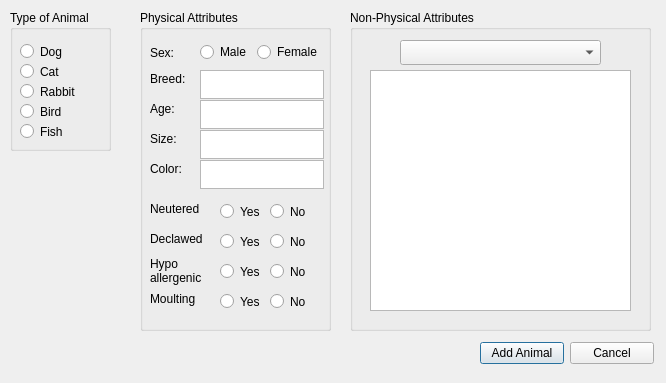
Qt form addnewanimal.ui (ColeMacdonald1709/comp3004) before a commit.
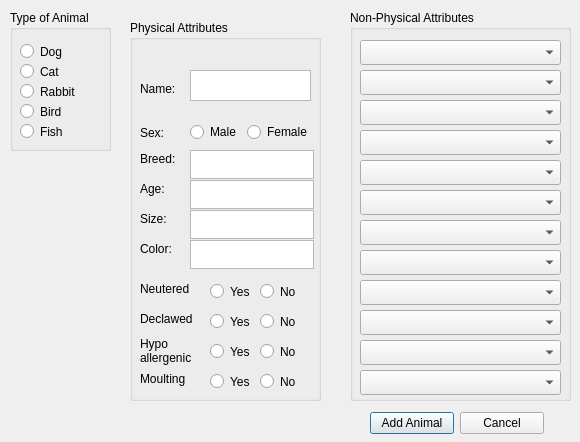
The same form after that commit.

The edit to the form file:
```diff
--- a/addnewanimal.ui
+++ b/addnewanimal.ui
@@ -9,8 +9,8 @@
    <rect>
     <x>0</x>
     <y>0</y>
-    <width>666</width>
-    <height>383</height>
+    <width>580</width>
+    <height>442</height>
    </rect>
   </property>
   <property name="windowTitle">
@@ -99,8 +99,8 @@
     <rect>
      <x>350</x>
      <y>10</y>
-     <width>301</width>
-     <height>321</height>
+     <width>221</width>
+     <height>391</height>
     </rect>
    </property>
    <property name="title">
@@ -109,20 +109,120 @@
    <widget class="QComboBox" name="NPABox">
     <property name="geometry">
      <rect>
-      <x>50</x>
+      <x>10</x>
       <y>30</y>
       <width>201</width>
       <height>25</height>
      </rect>
     </property>
    </widget>
-   <widget class="QListView" name="NPAList">
+   <widget class="QComboBox" name="NPABox_2">
     <property name="geometry">
      <rect>
-      <x>20</x>
+      <x>10</x>
       <y>60</y>
-      <width>261</width>
-      <height>241</height>
+      <width>201</width>
+      <height>25</height>
+     </rect>
+    </property>
+   </widget>
+   <widget class="QComboBox" name="NPABox_3">
+    <property name="geometry">
+     <rect>
+      <x>10</x>
+      <y>90</y>
+      <width>201</width>
+      <height>25</height>
+     </rect>
+    </property>
+   </widget>
+   <widget class="QComboBox" name="NPABox_4">
+    <property name="geometry">
+     <rect>
+      <x>10</x>
+      <y>120</y>
+      <width>201</width>
+      <height>25</height>
+     </rect>
+    </property>
+   </widget>
+   <widget class="QComboBox" name="NPABox_5">
+    <property name="geometry">
+     <rect>
+      <x>10</x>
+      <y>150</y>
+      <width>201</width>
+      <height>25</height>
+     </rect>
+    </property>
+   </widget>
+   <widget class="QComboBox" name="NPABox_6">
+    <property name="geometry">
+     <rect>
+      <x>10</x>
+      <y>180</y>
+      <width>201</width>
+      <height>25</height>
+     </rect>
+    </property>
+   </widget>
+   <widget class="QComboBox" name="NPABox_7">
+    <property name="geometry">
+     <rect>
+      <x>10</x>
+      <y>210</y>
+      <width>201</width>
+      <height>25</height>
+     </rect>
+    </property>
+   </widget>
+   <widget class="QComboBox" name="NPABox_8">
+    <property name="geometry">
+     <rect>
+      <x>10</x>
+      <y>240</y>
+      <width>201</width>
+      <height>25</height>
+     </rect>
+    </property>
+   </widget>
+   <widget class="QComboBox" name="NPABox_9">
+    <property name="geometry">
+     <rect>
+      <x>10</x>
+      <y>270</y>
+      <width>201</width>
+      <height>25</height>
+     </rect>
+    </property>
+   </widget>
+   <widget class="QComboBox" name="NPABox_10">
+    <property name="geometry">
+     <rect>
+      <x>10</x>
+      <y>300</y>
+      <width>201</width>
+      <height>25</height>
+     </rect>
+    </property>
+   </widget>
+   <widget class="QComboBox" name="NPABox_11">
+    <property name="geometry">
+     <rect>
+      <x>10</x>
+      <y>330</y>
+      <width>201</width>
+      <height>25</height>
+     </rect>
+    </property>
+   </widget>
+   <widget class="QComboBox" name="NPABox_12">
+    <property name="geometry">
+     <rect>
+      <x>10</x>
+      <y>360</y>
+      <width>201</width>
+      <height>25</height>
      </rect>
     </property>
    </widget>
@@ -133,10 +233,10 @@
    </property>
    <property name="geometry">
     <rect>
-     <x>140</x>
-     <y>10</y>
+     <x>130</x>
+     <y>20</y>
      <width>191</width>
-     <height>321</height>
+     <height>381</height>
     </rect>
    </property>
    <property name="title">
@@ -149,7 +249,7 @@
     <property name="geometry">
      <rect>
       <x>60</x>
-      <y>90</y>
+      <y>160</y>
       <width>124</width>
       <height>29</height>
      </rect>
@@ -159,7 +259,7 @@
     <property name="geometry">
      <rect>
       <x>60</x>
-      <y>60</y>
+      <y>130</y>
       <width>124</width>
       <height>29</height>
      </rect>
@@ -169,7 +269,7 @@
     <property name="geometry">
      <rect>
       <x>60</x>
-      <y>120</y>
+      <y>190</y>
       <width>124</width>
       <height>29</height>
      </rect>
@@ -179,7 +279,7 @@
     <property name="geometry">
      <rect>
       <x>60</x>
-      <y>150</y>
+      <y>220</y>
       <width>124</width>
       <height>29</height>
      </rect>
@@ -189,7 +289,7 @@
     <property name="geometry">
      <rect>
       <x>10</x>
-      <y>60</y>
+      <y>130</y>
       <width>64</width>
       <height>17</height>
      </rect>
@@ -202,7 +302,7 @@
     <property name="geometry">
      <rect>
       <x>10</x>
-      <y>30</y>
+      <y>100</y>
       <width>172</width>
       <height>25</height>
      </rect>
@@ -235,7 +335,7 @@
     <property name="geometry">
      <rect>
       <x>10</x>
-      <y>90</y>
+      <y>160</y>
       <width>31</width>
       <height>17</height>
      </rect>
@@ -248,7 +348,7 @@
     <property name="geometry">
      <rect>
       <x>10</x>
-      <y>120</y>
+      <y>190</y>
       <width>64</width>
       <height>17</height>
      </rect>
@@ -261,7 +361,7 @@
     <property name="geometry">
      <rect>
       <x>10</x>
-      <y>150</y>
+      <y>220</y>
       <width>64</width>
       <height>17</height>
      </rect>
@@ -274,7 +374,7 @@
     <property name="geometry">
      <rect>
       <x>10</x>
-      <y>190</y>
+      <y>260</y>
       <width>64</width>
       <height>17</height>
      </rect>
@@ -287,7 +387,7 @@
     <property name="geometry">
      <rect>
       <x>10</x>
-      <y>220</y>
+      <y>290</y>
       <width>64</width>
       <height>17</height>
      </rect>
@@ -300,7 +400,7 @@
     <property name="geometry">
      <rect>
       <x>10</x>
-      <y>240</y>
+      <y>310</y>
       <width>71</width>
       <height>41</height>
      </rect>
@@ -316,7 +416,7 @@
     <property name="geometry">
      <rect>
       <x>10</x>
-      <y>280</y>
+      <y>350</y>
       <width>64</width>
       <height>17</height>
      </rect>
@@ -329,7 +429,7 @@
     <property name="geometry">
      <rect>
       <x>80</x>
-      <y>190</y>
+      <y>260</y>
       <width>51</width>
       <height>23</height>
      </rect>
@@ -345,7 +445,7 @@
     <property name="geometry">
      <rect>
       <x>130</x>
-      <y>190</y>
+      <y>260</y>
       <width>51</width>
       <height>23</height>
      </rect>
@@ -361,7 +461,7 @@
     <property name="geometry">
      <rect>
       <x>130</x>
-      <y>220</y>
+      <y>290</y>
       <width>51</width>
       <height>23</height>
      </rect>
@@ -377,7 +477,7 @@
     <property name="geometry">
      <rect>
       <x>80</x>
-      <y>220</y>
+      <y>290</y>
       <width>51</width>
       <height>23</height>
      </rect>
@@ -393,7 +493,7 @@
     <property name="geometry">
      <rect>
       <x>130</x>
-      <y>280</y>
+      <y>350</y>
       <width>51</width>
       <height>23</height>
      </rect>
@@ -409,7 +509,7 @@
     <property name="geometry">
      <rect>
       <x>80</x>
-      <y>280</y>
+      <y>350</y>
       <width>51</width>
       <height>23</height>
      </rect>
@@ -425,7 +525,7 @@
     <property name="geometry">
      <rect>
       <x>130</x>
-      <y>250</y>
+      <y>320</y>
       <width>51</width>
       <height>23</height>
      </rect>
@@ -441,7 +541,7 @@
     <property name="geometry">
      <rect>
       <x>80</x>
-      <y>250</y>
+      <y>320</y>
       <width>51</width>
       <height>23</height>
      </rect>
@@ -453,12 +553,35 @@
      <string notr="true">radGroupH</string>
     </attribute>
    </widget>
+   <widget class="QLabel" name="label_10">
+    <property name="geometry">
+     <rect>
+      <x>10</x>
+      <y>60</y>
+      <width>64</width>
+      <height>17</height>
+     </rect>
+    </property>
+    <property name="text">
+     <string>Name:</string>
+    </property>
+   </widget>
+   <widget class="QPlainTextEdit" name="txtName">
+    <property name="geometry">
+     <rect>
+      <x>60</x>
+      <y>50</y>
+      <width>121</width>
+      <height>31</height>
+     </rect>
+    </property>
+   </widget>
   </widget>
   <widget class="QWidget" name="layoutWidget">
    <property name="geometry">
     <rect>
-     <x>480</x>
-     <y>340</y>
+     <x>370</x>
+     <y>410</y>
      <width>174</width>
      <height>27</height>
     </rect>
```
Left out of the diff: 6 changed lines with no effect on the pictures.
